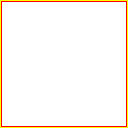
The window that objectrect.ui (3d4pi/yafdb-validator) describes before a commit, drawn with Qt 5.
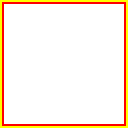
The same window after the commit.

The edit to the form file:
```diff
--- a/objectrect.ui
+++ b/objectrect.ui
@@ -24,12 +24,12 @@
 
 QWidget#frame
 {
-    border: 1px solid yellow;
+    border: 2px solid yellow;
 }
 
 QWidget#frame_2
 {
-    border: 1px solid red;
+    border: 2px solid red;
 }</string>
   </property>
   <layout class="QGridLayout" name="gridLayout_2">
```
